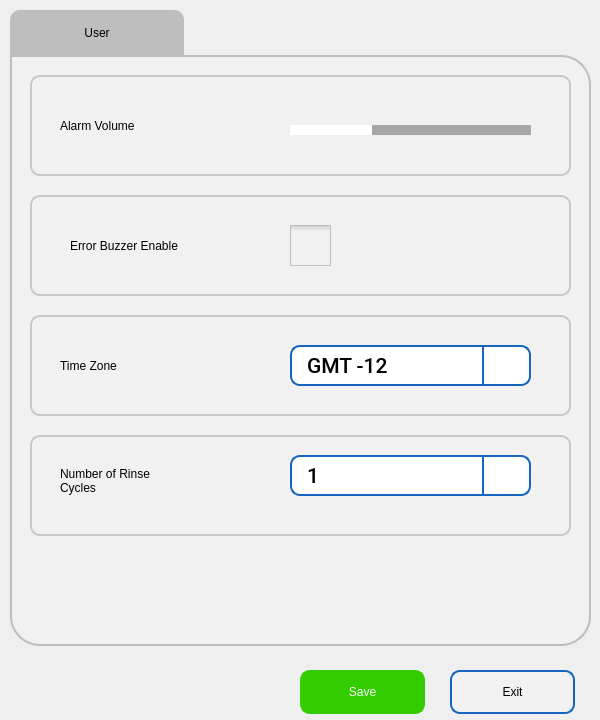
Old version of the form pApp-22-June-2021/susersetup.ui in the repository ChandraMVE/PSSC_QT_Development.
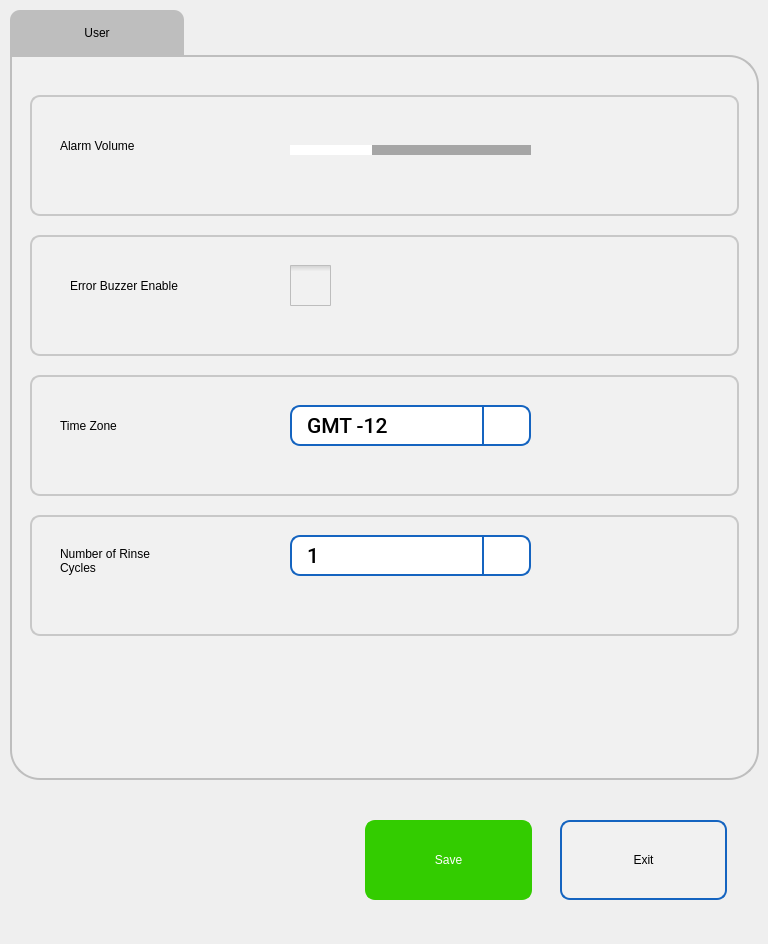
New version of the form. Icons and pictures are not drawn.

Commit message: 1.scleaning.ui window resulution change 600*652 to 768*876 2.and also change label and button sizes 3.in smemory.ui change the screen resulution 600*720 to 768*944 4.and aslo change label and buttons sizes 5.in susersetup.ui  change the screen resulution 600*720 to 768*944 and change the lables and buttons sizes

The edit to the form file:
```diff
--- a/pApp-22-June-2021/susersetup.ui
+++ b/pApp-22-June-2021/susersetup.ui
@@ -6,8 +6,8 @@
    <rect>
     <x>0</x>
     <y>0</y>
-    <width>600</width>
-    <height>720</height>
+    <width>768</width>
+    <height>944</height>
    </rect>
   </property>
   <property name="windowTitle">
@@ -16,10 +16,10 @@
   <widget class="QPushButton" name="pbSave">
    <property name="geometry">
     <rect>
-     <x>300</x>
-     <y>670</y>
-     <width>125</width>
-     <height>44</height>
+     <x>365</x>
+     <y>820</y>
+     <width>167</width>
+     <height>80</height>
     </rect>
    </property>
    <property name="focusPolicy">
@@ -80,10 +80,10 @@
   <widget class="QPushButton" name="pbExit">
    <property name="geometry">
     <rect>
-     <x>450</x>
-     <y>670</y>
-     <width>125</width>
-     <height>44</height>
+     <x>560</x>
+     <y>820</y>
+     <width>167</width>
+     <height>80</height>
     </rect>
    </property>
    <property name="focusPolicy">
@@ -146,8 +146,8 @@
     <rect>
      <x>10</x>
      <y>10</y>
-     <width>581</width>
-     <height>641</height>
+     <width>749</width>
+     <height>770</height>
     </rect>
    </property>
    <property name="styleSheet">
@@ -218,8 +218,8 @@
       <rect>
        <x>0</x>
        <y>0</y>
-       <width>581</width>
-       <height>591</height>
+       <width>749</width>
+       <height>725</height>
       </rect>
      </property>
      <property name="styleSheet">
@@ -247,9 +247,9 @@
       <property name="geometry">
        <rect>
         <x>20</x>
-        <y>20</y>
-        <width>541</width>
-        <height>101</height>
+        <y>40</y>
+        <width>709</width>
+        <height>121</height>
        </rect>
       </property>
       <property name="styleSheet">
@@ -350,9 +350,9 @@
       <property name="geometry">
        <rect>
         <x>20</x>
-        <y>260</y>
-        <width>541</width>
-        <height>101</height>
+        <y>320</y>
+        <width>709</width>
+        <height>121</height>
        </rect>
       </property>
       <property name="styleSheet">
@@ -758,9 +758,9 @@
       <property name="geometry">
        <rect>
         <x>20</x>
-        <y>140</y>
-        <width>541</width>
-        <height>101</height>
+        <y>180</y>
+        <width>709</width>
+        <height>121</height>
        </rect>
       </property>
       <property name="styleSheet">
@@ -862,9 +862,9 @@
       <property name="geometry">
        <rect>
         <x>20</x>
-        <y>380</y>
-        <width>541</width>
-        <height>101</height>
+        <y>460</y>
+        <width>709</width>
+        <height>121</height>
        </rect>
       </property>
       <property name="styleSheet">
```
The commit also changes 10 other files.
